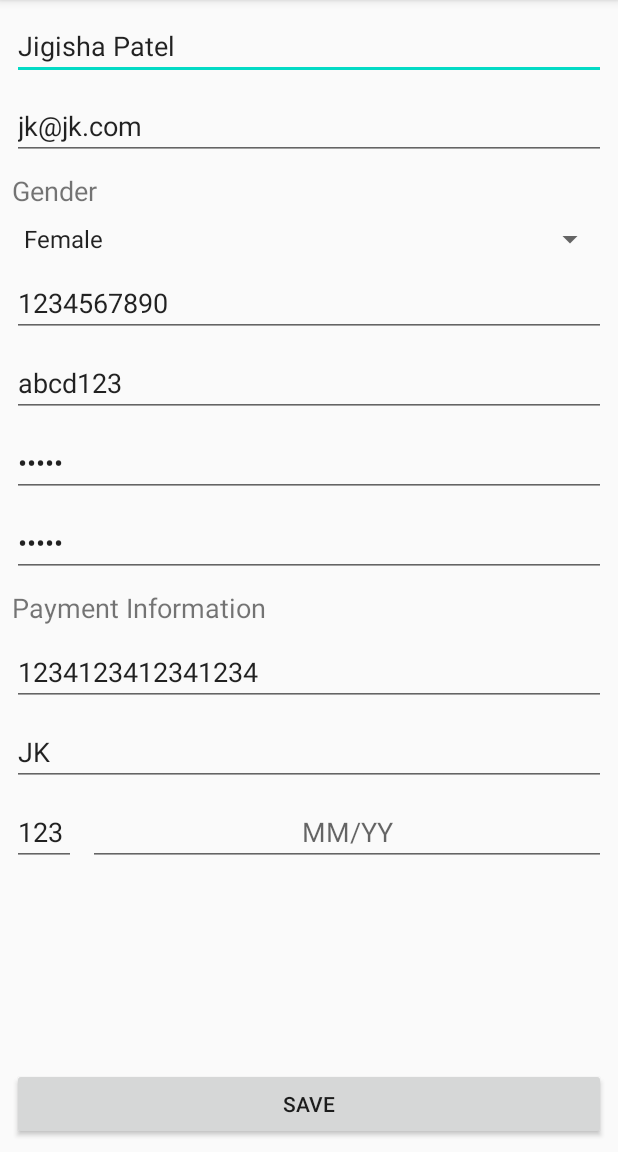
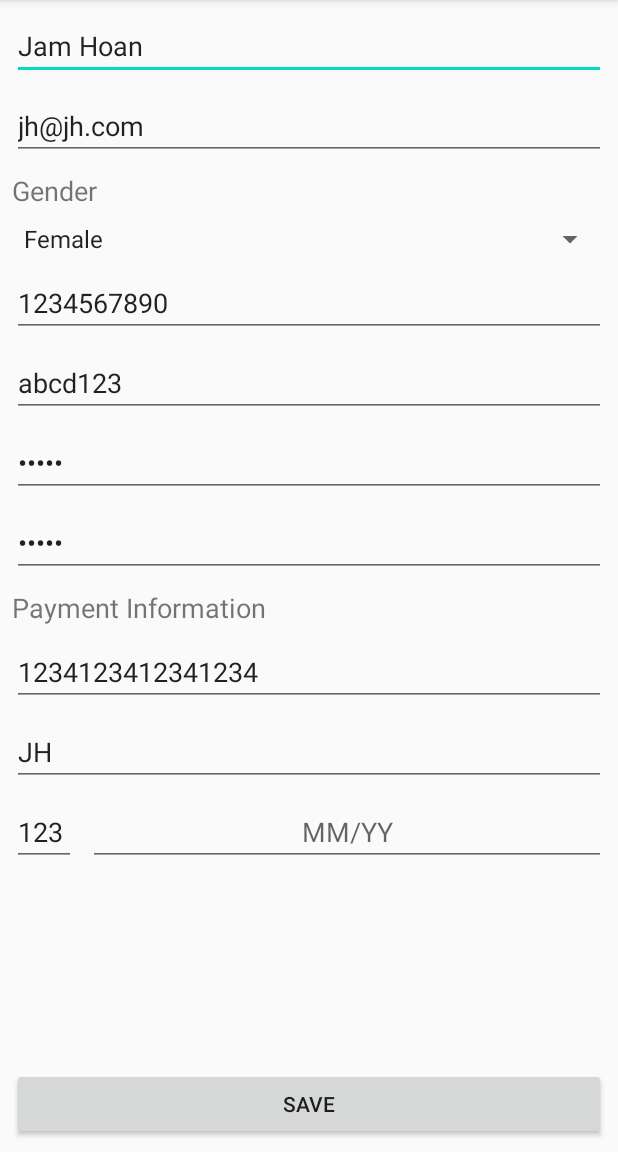
Before and after one commit to yamsyamsyams/PROG20082, an Android app: the SignUpActivity screen opened directly, with no data from a screen before it, on a phone screen of 412 x 824 dp, the part 84-1236 px from its top. Run offline under Robolectric (Android 15) with nearby library versions, the phone set to English and light mode, and no system bars.

Commit message:
Stable version

```diff
--- a/PayPark/app/src/main/java/com/example/paypark/ui/home/HomeFragment.kt
+++ b/PayPark/app/src/main/java/com/example/paypark/ui/home/HomeFragment.kt
@@ -1,4 +1,5 @@
 package com.example.paypark.ui.home
+
 
 import android.os.Bundle
 import android.view.LayoutInflater
@@ -6,7 +7,6 @@ import android.view.View
 import android.view.ViewGroup
 import android.widget.TextView
 import android.widget.Toast
-import androidx.fragment.app.Fragment
 import androidx.lifecycle.Observer
 import androidx.lifecycle.ViewModelProviders
 import androidx.navigation.fragment.findNavController
@@ -20,7 +20,7 @@ import com.example.paypark.model.Parking
 import com.example.paypark.viewmodels.ParkingViewModel
 import com.google.android.material.floatingactionbutton.FloatingActionButton
 
-class HomeFragment : Fragment(), OnItemClickListener {
+class HomeFragment : androidx.fragment.app.Fragment(), OnItemClickListener {
 
     private val TAG = this.toString()
     private lateinit var parkingViewModel: ParkingViewModel
--- a/PayPark/app/src/main/java/com/example/paypark/views/SignUpActivity.kt
+++ b/PayPark/app/src/main/java/com/example/paypark/views/SignUpActivity.kt
@@ -78,14 +78,14 @@ class SignUpActivity : AppCompatActivity(), View.OnClickListener {
 
         //the hardcoded values for each of these inputs
         // are just used to save time when we are testing this activity
-        edtName.setText("Jigisha Patel")
+        edtName.setText("Jam Hoan")
         edtPhoneNumber.setText("1234567890")
-        edtPassword.setText("jk123")
-        edtConfirmPassword.setText("jk123")
+        edtPassword.setText("jh123")
+        edtConfirmPassword.setText("jh123")
         edtCvv.setText("123")
         edtCarPlateNumber.setText("abcd123")
-        edtEmail.setText("jk@jk.com")
-        edtNameOnCard.setText("JK")
+        edtEmail.setText("jh@jh.com")
+        edtNameOnCard.setText("JH")
         edtCreditCardNum.setText("1234123412341234")
     }
 
```
Also changed, not shown: PayPark/app/build.gradle (+4 -4 lines).
